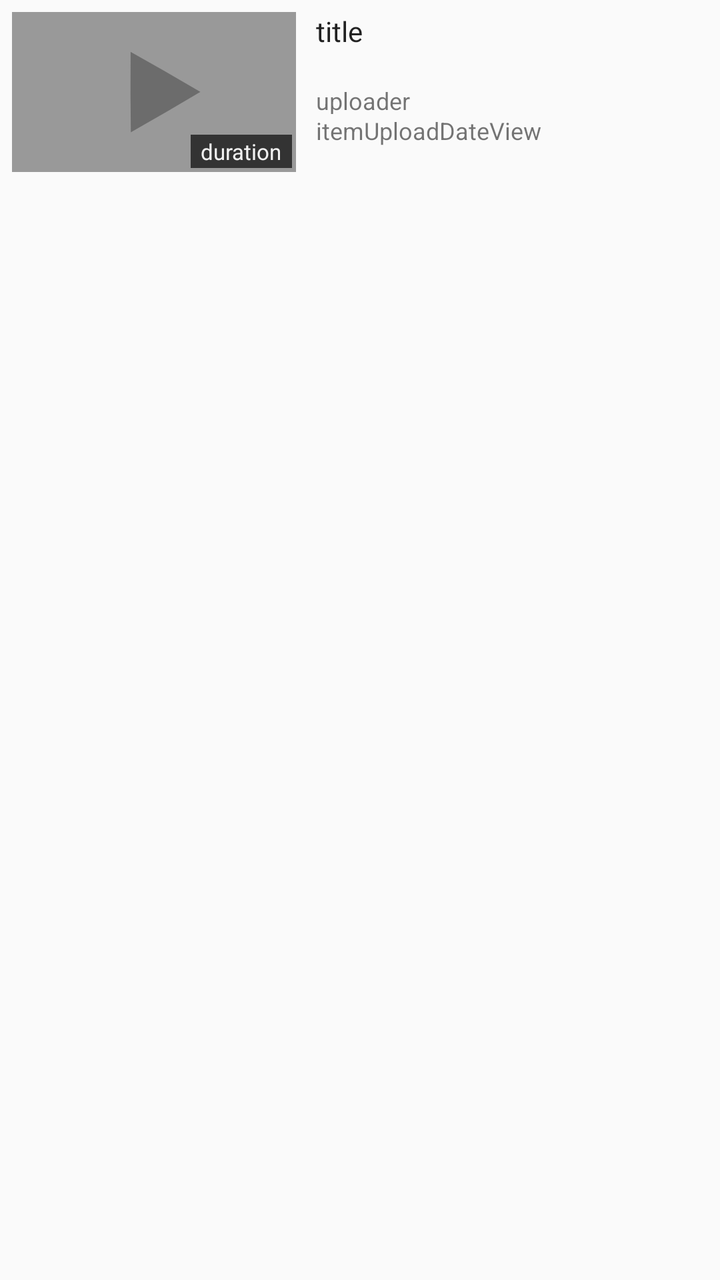
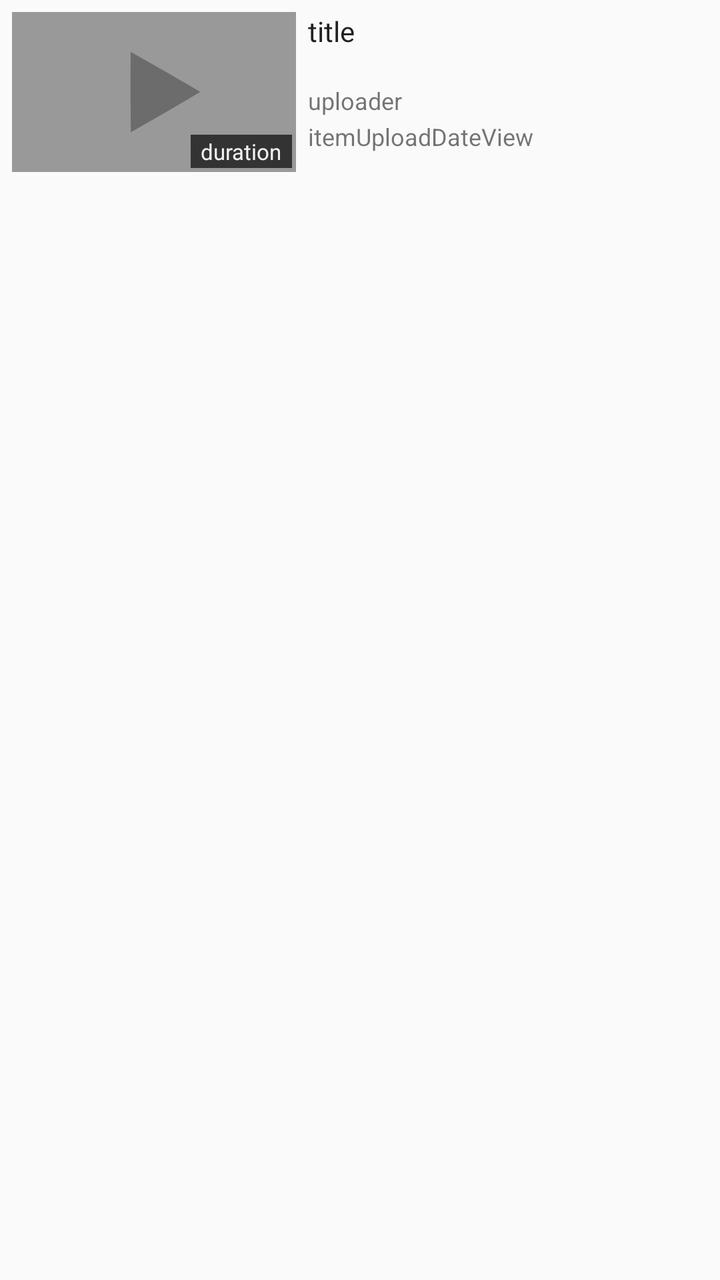

Compare the two renders of this Android layout. The source of the first and the diff that turns it into the second are given below.
<!-- AndroidManifest.xml: application theme AppTheme -->
<!-- res/layout/video_item.xml -->
<?xml version="1.0" encoding="utf-8"?>
<RelativeLayout
    xmlns:android="http://schemas.android.com/apk/res/android"
    android:orientation="vertical"
    android:layout_width="match_parent"
    android:layout_height="92dp"
    android:padding="6dp">

    <ImageView android:id="@+id/itemThumbnailView"
        android:layout_width="142dp"
        android:layout_height="80dp"
        android:layout_marginRight="10dp"
        android:scaleType="centerCrop"
        android:layout_alignParentLeft="true"
        android:layout_alignParentTop="true"
        android:src="@drawable/dummy_thumbnail"/>

    <TextView android:id="@+id/itemVideoTitleView"
        android:layout_width="wrap_content"
        android:layout_height="36dp"
        android:layout_toRightOf="@id/itemThumbnailView"
        android:layout_alignParentTop="true"
        android:textAppearance="?android:attr/textAppearanceLarge"
        android:textSize="@dimen/text_search_title_size"
        android:text="title"
        />

    <TextView android:id="@+id/itemUploaderView"
        android:layout_width="wrap_content"
        android:layout_height="15dp"
        android:layout_toRightOf="@id/itemThumbnailView"
        android:layout_below="@id/itemVideoTitleView"
        android:textAppearance="?android:attr/textAppearanceSmall"
        android:textSize="@dimen/text_search_uploader_size"
        android:text="uploader"/>

    <TextView android:id="@+id/itemUploadDateView"
        android:text="itemUploadDateView"
        android:layout_width="wrap_content"
        android:layout_height="wrap_content"
        android:layout_toRightOf="@id/itemThumbnailView"
        android:layout_below="@id/itemUploaderView"
        android:textAppearance="?android:attr/textAppearanceSmall"
        android:textSize="@dimen/text_search_uploadtime_size"
        />

    <TextView android:id="@+id/itemDurationView"
        android:layout_width="wrap_content"
        android:layout_height="wrap_content"
        android:layout_alignBottom="@id/itemThumbnailView"
        android:layout_alignRight="@id/itemThumbnailView"
        android:layout_marginRight="2dp"
        android:layout_marginBottom="2dp"
        android:paddingTop="1dp"
        android:paddingBottom="1dp"
        android:paddingRight="5dp"
        android:paddingLeft="5dp"
        android:textAppearance="?android:attr/textAppearanceSmall"
        android:textSize="@dimen/text_search_duration_size"
        android:background="@color/durationBackground"
        android:textColor="@color/durationText"
        android:text="duration"
        />

</RelativeLayout>
<!-- resources referenced by this layout -->
<resources>
  <color name="durationBackground">#aa000000</color>
  <color name="durationText">#eeffffff</color>
  <dimen name="text_search_duration_size">11sp</dimen>
  <dimen name="text_search_title_size">14sp</dimen>
  <dimen name="text_search_uploader_size">12sp</dimen>
  <dimen name="text_search_uploadtime_size">12sp</dimen>
  <!-- drawable dummy_thumbnail: png bitmap (drawable, 2654 bytes) -->
  <style name="AppTheme" parent="Theme.AppCompat.Light">
          <item name="android:actionBarStyle">@style/NewPipeActionbarTheme</item>
          <item name="actionBarStyle">@style/NewPipeActionbarTheme</item>
          <item name="colorPrimary">@color/primaryColorYoutube</item>
          <item name="colorPrimaryDark">@color/primaryColorDarkYoutube</item>
          <item name="colorAccent">@color/accentColorYoutube</item>
      </style>
  <style name="NewPipeActionbarTheme" parent="Widget.AppCompat.Light.ActionBar.Solid">
          <item name="android:displayOptions">showHome</item>
          <item name="displayOptions">showHome</item>
          <item name="android:background">@color/primaryColorYoutube</item>
          <item name="background">@color/primaryColorYoutube</item>
      </style>
  <color name="primaryColorYoutube">#cd322e</color>
  <color name="primaryColorDarkYoutube">#bc211d</color>
  <color name="accentColorYoutube">#000000</color>
</resources>

<!-- the commit's change to res/layout/video_item.xml (unified diff, before → after) -->
@@ -9,7 +9,7 @@
     <ImageView android:id="@+id/itemThumbnailView"
         android:layout_width="142dp"
         android:layout_height="80dp"
-        android:layout_marginRight="10dp"
+        android:layout_marginRight="6dp"
         android:scaleType="centerCrop"
         android:layout_alignParentLeft="true"
         android:layout_alignParentTop="true"
@@ -27,7 +27,7 @@
 
     <TextView android:id="@+id/itemUploaderView"
         android:layout_width="wrap_content"
-        android:layout_height="15dp"
+        android:layout_height="18dp"
         android:layout_toRightOf="@id/itemThumbnailView"
         android:layout_below="@id/itemVideoTitleView"
         android:textAppearance="?android:attr/textAppearanceSmall"
